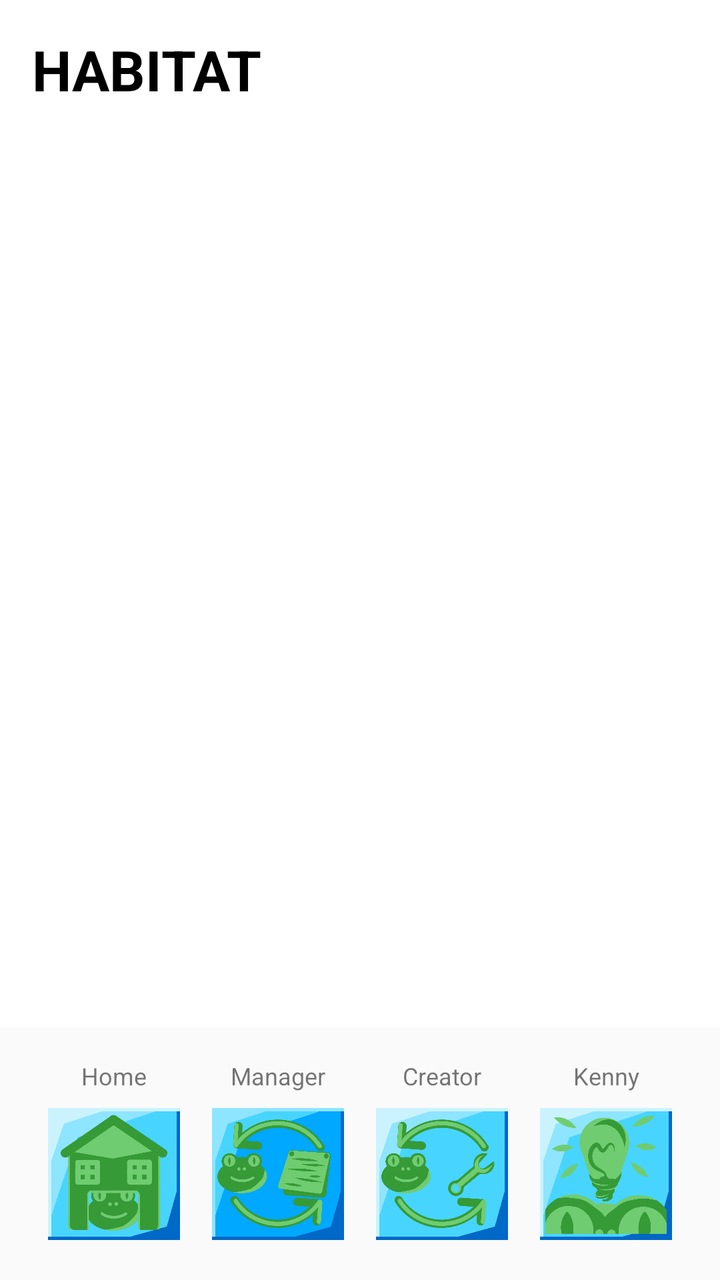
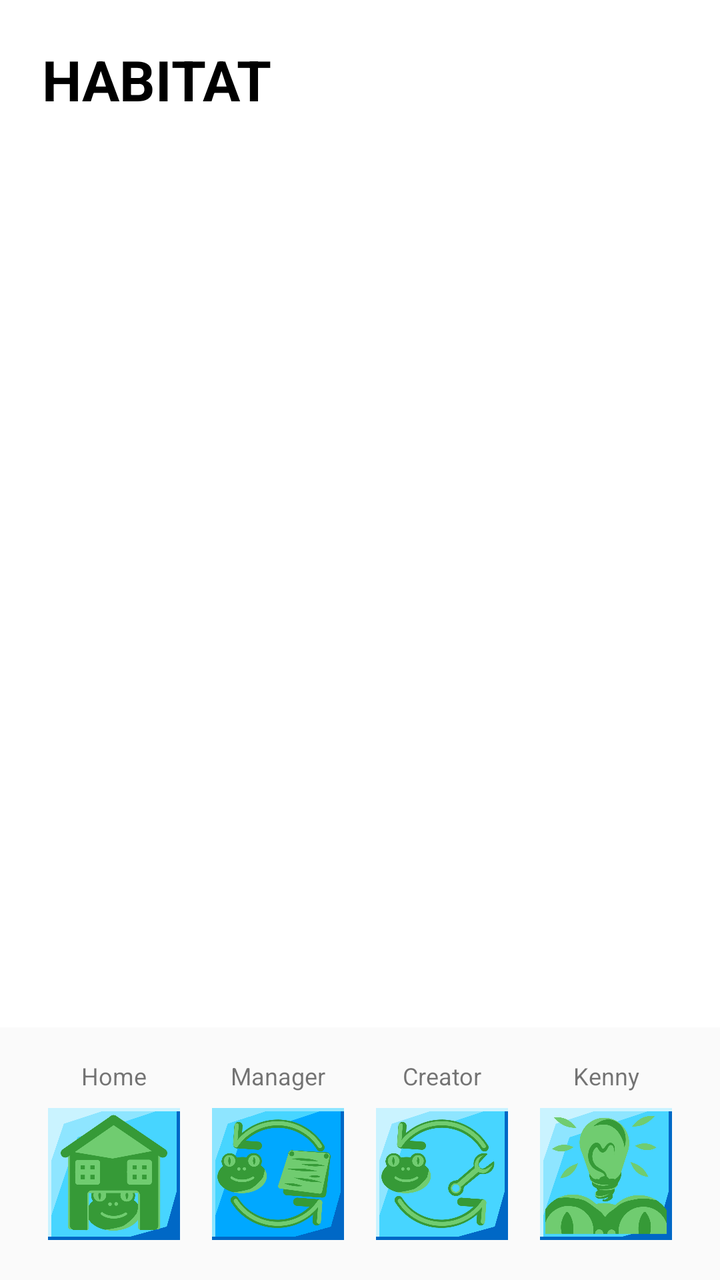

Before-and-after screenshots of an Android layout around one commit, followed by the original layout XML and the change that was made.
<!-- AndroidManifest.xml: application theme Theme.IntroductionToMobileSystems -->
<!-- res/layout/activity_manager.xml -->
<?xml version="1.0" encoding="utf-8"?>
<RelativeLayout xmlns:android="http://schemas.android.com/apk/res/android"
    xmlns:tools="http://schemas.android.com/tools"
    android:layout_width="match_parent"
    android:layout_height="match_parent"
    tools:context=".ManagerActivity">

    <LinearLayout
        android:id="@+id/mainContent"
        android:layout_width="match_parent"
        android:layout_height="match_parent"
        android:layout_above="@id/buttonLayout"
        android:orientation="vertical"
        android:padding="16dp">

        <TextView
            android:id="@+id/tvHeader"
            android:layout_width="match_parent"
            android:layout_height="wrap_content"
            android:text="HABITAT"
            android:textSize="28sp"
            android:textStyle="bold"
            android:textColor="#000000"
            android:layout_marginBottom="16dp"/>

        <androidx.recyclerview.widget.RecyclerView
            android:id="@+id/rvHabitList"
            android:layout_width="match_parent"
            android:layout_height="0dp"
            android:layout_weight="1" />

        <View
            android:layout_width="match_parent"
            android:layout_height="0dp"
            android:layout_weight="0.1" />

        <ImageView
            android:id="@+id/imgMore"
            android:layout_width="236dp"
            android:layout_height="271dp"
            android:layout_gravity="start"
            android:layout_marginTop="16dp"
            android:adjustViewBounds="true"
            android:contentDescription="More habits needed"
            android:scaleType="fitCenter"
            android:src="@drawable/kenevenmore"
            android:visibility="gone" />

    </LinearLayout>

    <LinearLayout
        android:id="@+id/buttonLayout"
        style="?android:attr/buttonBarStyle"
        android:layout_width="match_parent"
        android:layout_height="wrap_content"
        android:layout_alignParentBottom="true"
        android:orientation="vertical"
        android:padding="16dp"
        android:background="#FAFAFA">
        <LinearLayout
            android:layout_width="match_parent"
            android:layout_height="wrap_content"
            android:layout_gravity="center_horizontal"
            android:orientation="horizontal"
            android:paddingBottom="4dp">
            <TextView android:layout_width="0dp" android:layout_height="wrap_content" android:layout_weight="1" android:gravity="center" android:text="Home" android:textSize="12sp" />
            <TextView android:layout_width="0dp" android:layout_height="wrap_content" android:layout_weight="1" android:gravity="center" android:text="Manager" android:textSize="12sp" />
            <TextView android:layout_width="0dp" android:layout_height="wrap_content" android:layout_weight="1" android:gravity="center" android:text="Creator" android:textSize="12sp" />
            <TextView android:layout_width="0dp" android:layout_height="wrap_content" android:layout_weight="1" android:gravity="center" android:text="Kenny" android:textSize="12sp" />
        </LinearLayout>
        <LinearLayout
            android:layout_width="match_parent"
            android:layout_height="wrap_content"
            android:orientation="horizontal">
            <ImageButton android:id="@+id/btn_home_back" style="?android:attr/buttonBarButtonStyle" android:layout_width="0dp" android:layout_height="wrap_content" android:layout_weight="1" android:adjustViewBounds="true" android:scaleType="fitCenter" android:src="@drawable/button_home" />
            <ImageButton android:id="@+id/mbutton" style="?android:attr/buttonBarButtonStyle" android:layout_width="0dp" android:layout_height="wrap_content" android:layout_weight="1" android:adjustViewBounds="true" android:scaleType="fitCenter" android:src="@drawable/button_manager_p" />
            <ImageButton android:id="@+id/cbutton" style="?android:attr/buttonBarButtonStyle" android:layout_width="0dp" android:layout_height="wrap_content" android:layout_weight="1" android:adjustViewBounds="true" android:scaleType="fitCenter" android:src="@drawable/button_creator" />
            <ImageButton android:id="@+id/kbutton" style="?android:attr/buttonBarButtonStyle" android:layout_width="0dp" android:layout_height="wrap_content" android:layout_weight="1" android:adjustViewBounds="true" android:scaleType="fitCenter" android:src="@drawable/button_kenny" />
        </LinearLayout>
    </LinearLayout>

</RelativeLayout>
<!-- resources referenced by this layout -->
<resources>
  <!-- drawable button_creator: png bitmap (drawable, 73138 bytes) -->
  <!-- drawable button_home: png bitmap (drawable, 44734 bytes) -->
  <!-- drawable button_kenny: png bitmap (drawable, 54909 bytes) -->
  <!-- drawable button_manager_p: png bitmap (drawable, 71870 bytes) -->
  <!-- drawable kenevenmore: png bitmap (drawable, 101446 bytes) -->
  <style name="Theme.IntroductionToMobileSystems" parent="Theme.MaterialComponents.DayNight.NoActionBar">
          
          <item name="colorPrimary">@color/purple_500</item>
          <item name="colorPrimaryVariant">@color/purple_700</item>
          <item name="colorOnPrimary">@color/white</item>
          
          <item name="colorSecondary">@color/teal_200</item>
          <item name="colorSecondaryVariant">@color/teal_700</item>
          <item name="colorOnSecondary">@color/black</item>
          
          <item name="android:statusBarColor">?attr/colorPrimaryVariant</item>
          
      </style>
  <color name="purple_500">#FF6200EE</color>
  <color name="purple_700">#FF3700B3</color>
  <color name="white">#FFFFFFFF</color>
  <color name="teal_200">#FF03DAC5</color>
  <color name="teal_700">#FF018786</color>
  <color name="black">#FF000000</color>
</resources>

<!-- the commit's change to res/layout/activity_manager.xml (unified diff, before → after) -->
@@ -11,7 +11,7 @@
         android:layout_height="match_parent"
         android:layout_above="@id/buttonLayout"
         android:orientation="vertical"
-        android:padding="16dp">
+        android:padding="21dp">
 
         <TextView
             android:id="@+id/tvHeader"
@@ -43,7 +43,7 @@
             android:adjustViewBounds="true"
             android:contentDescription="More habits needed"
             android:scaleType="fitCenter"
-            android:src="@drawable/kenevenmore"
+            android:src="@drawable/kenmore"
             android:visibility="gone" />
 
     </LinearLayout>
<!-- resource entries referenced after the edit -->
@@ -4,7 +4,7 @@
   <!-- drawable button_home: png bitmap (drawable, 44734 bytes) -->
   <!-- drawable button_kenny: png bitmap (drawable, 54909 bytes) -->
   <!-- drawable button_manager_p: png bitmap (drawable, 71870 bytes) -->
-  <!-- drawable kenevenmore: png bitmap (drawable, 101446 bytes) -->
+  <!-- drawable kenmore: png bitmap (drawable, 124769 bytes) -->
   <style name="Theme.IntroductionToMobileSystems" parent="Theme.MaterialComponents.DayNight.NoActionBar">
           
           <item name="colorPrimary">@color/purple_500</item>
